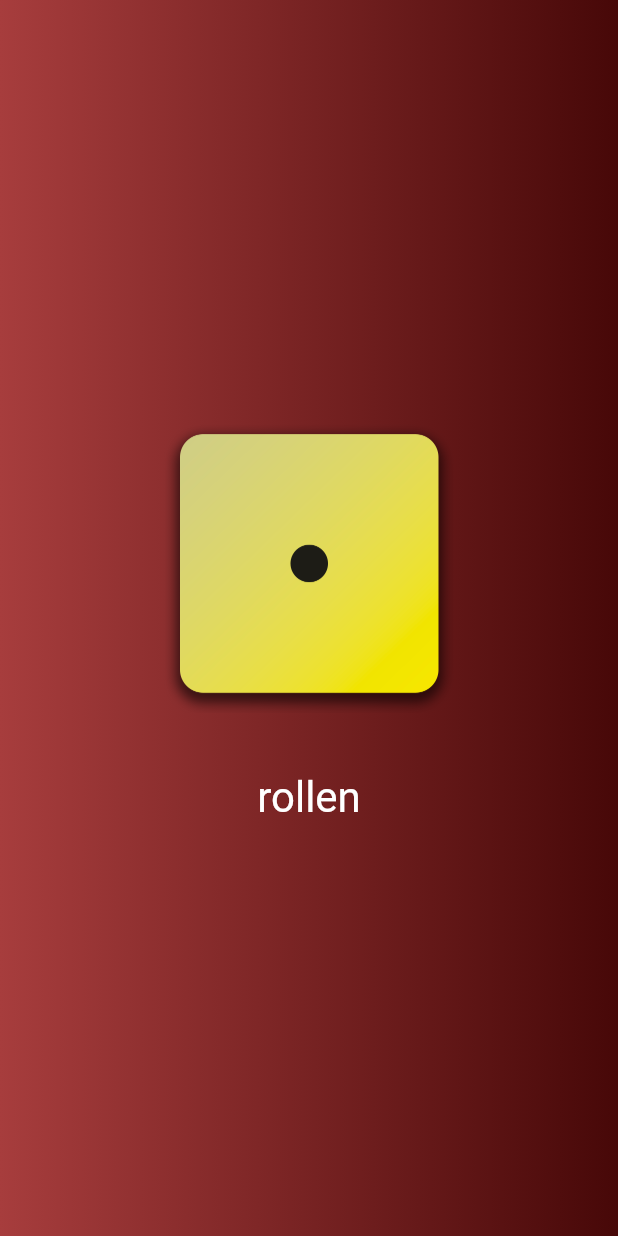
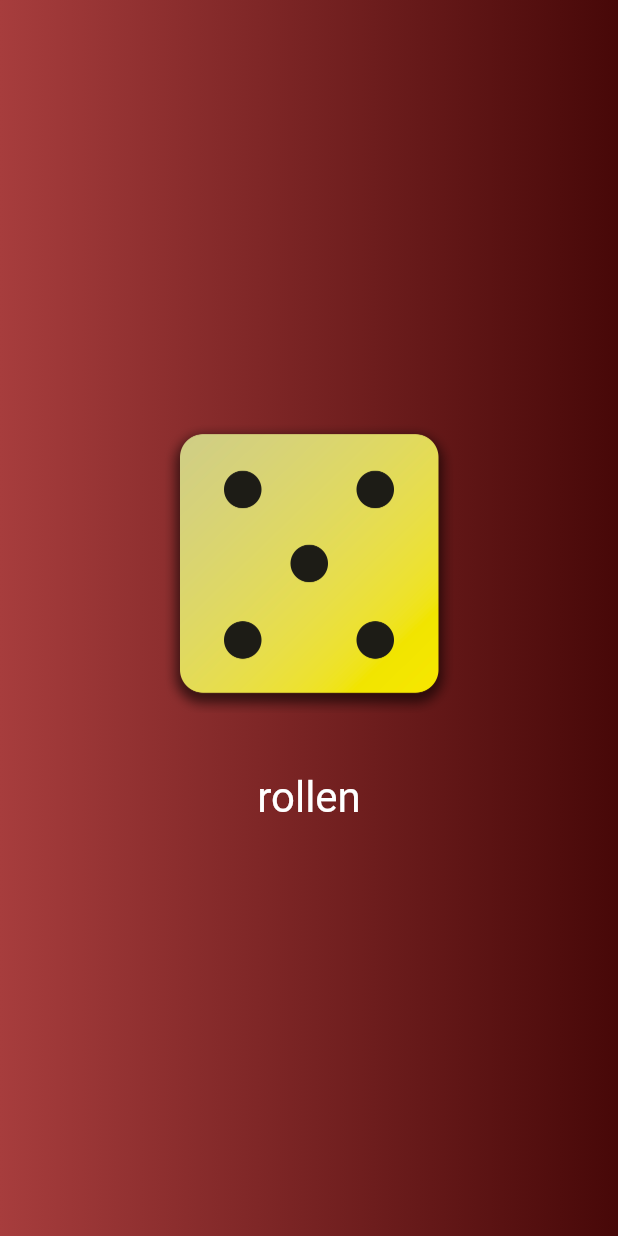
Before and after one commit to Luccien/activity_list_app, a Flutter app: the screen it shows after launch, after a tap on "rollen", on a phone screen of 412 x 824 dp. Run offline on Flutter 3.47's test engine with Material 2 defaults, Android fonts, the phone set to English and light mode, and no system bars.

Commit message:
random dice picture

```diff
--- /dev/null
+++ b/lib/diceRoller.dart
@@ -0,0 +1,49 @@
+import 'dart:math';
+
+import 'package:flutter/material.dart';
+
+final randomizer = Random();
+
+class DiceRoller extends StatefulWidget {
+  const DiceRoller({super.key});
+
+  @override
+  State<StatefulWidget> createState() {
+    return _DiceRollerState();
+  }
+}
+
+class _DiceRollerState extends State<DiceRoller> {
+  void rollDice() {
+    var diceRoll = randomizer.nextInt(6) + 1;
+    setState(() {
+      activeDiceImage = 'assets/images/dice-$diceRoll.png';
+    });
+  }
+
+  var activeDiceImage = 'assets/images/dice-1.png';
+
+  @override
+  Widget build(BuildContext context) {
+    return Column(
+      mainAxisSize: MainAxisSize.min,
+      children: [
+        Image.asset(
+          activeDiceImage,
+          width: 200,
+        ),
+        const SizedBox(height: 20),
+        TextButton(
+          onPressed: rollDice,
+          style: TextButton.styleFrom(
+              padding: const EdgeInsets.only(top: 20),
+              foregroundColor: Colors.white,
+              textStyle: const TextStyle(
+                fontSize: 28,
+              )),
+          child: const Text('rollen'),
+        )
+      ],
+    );
+  }
+}
--- a/lib/gradientC.dart
+++ b/lib/gradientC.dart
@@ -1,10 +1,9 @@
 import 'package:flutter/material.dart';
 //import 'styledText.dart';
+import 'diceRoller.dart';
 
 class GradientC extends StatelessWidget {
   const GradientC({super.key});
-
-  void rollDice() {}
 
   @override
   Widget build(context) {
@@ -15,7 +14,9 @@
           Color.fromARGB(255, 71, 8, 8)
         ]),
       ),
-      child: Center(
+      child: Center(child: DiceRoller()
+          //--------------------------------
+          /*
         child: Column(
           mainAxisSize: MainAxisSize.min,
           children: [
@@ -36,7 +37,9 @@
             )
           ],
         ),
-      ),
+*/
+          //--------------------------------
+          ),
     );
     //StyledText("00HALLOOOO")); //const Center(child: Text("gklf1")));
   }
```
